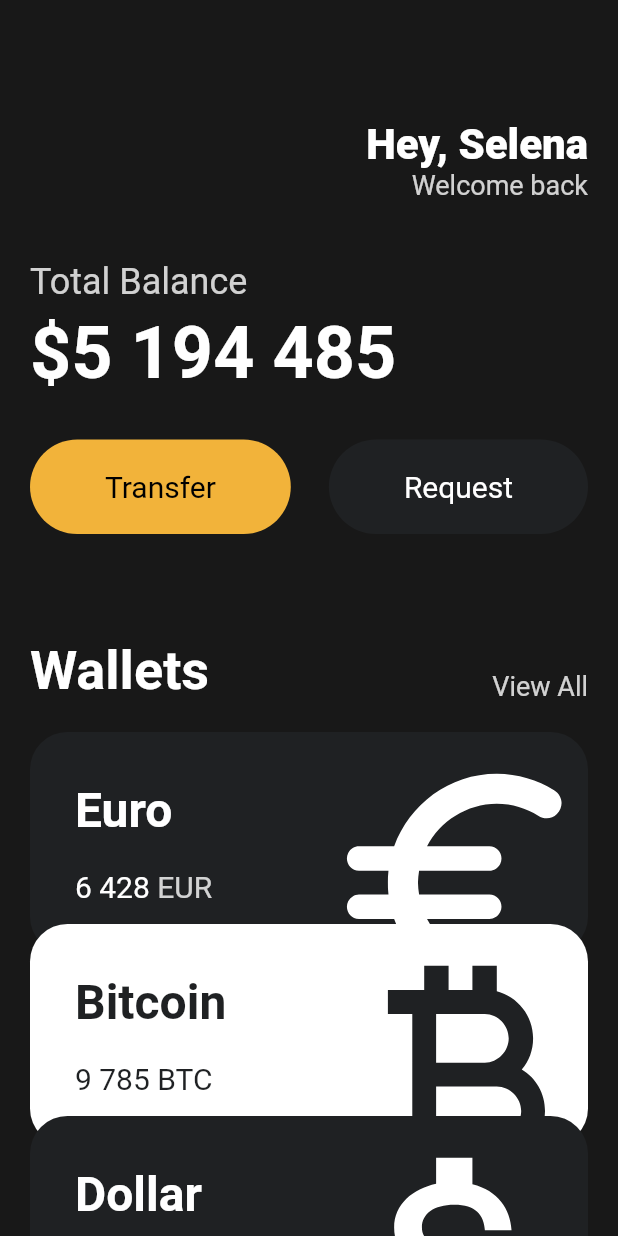
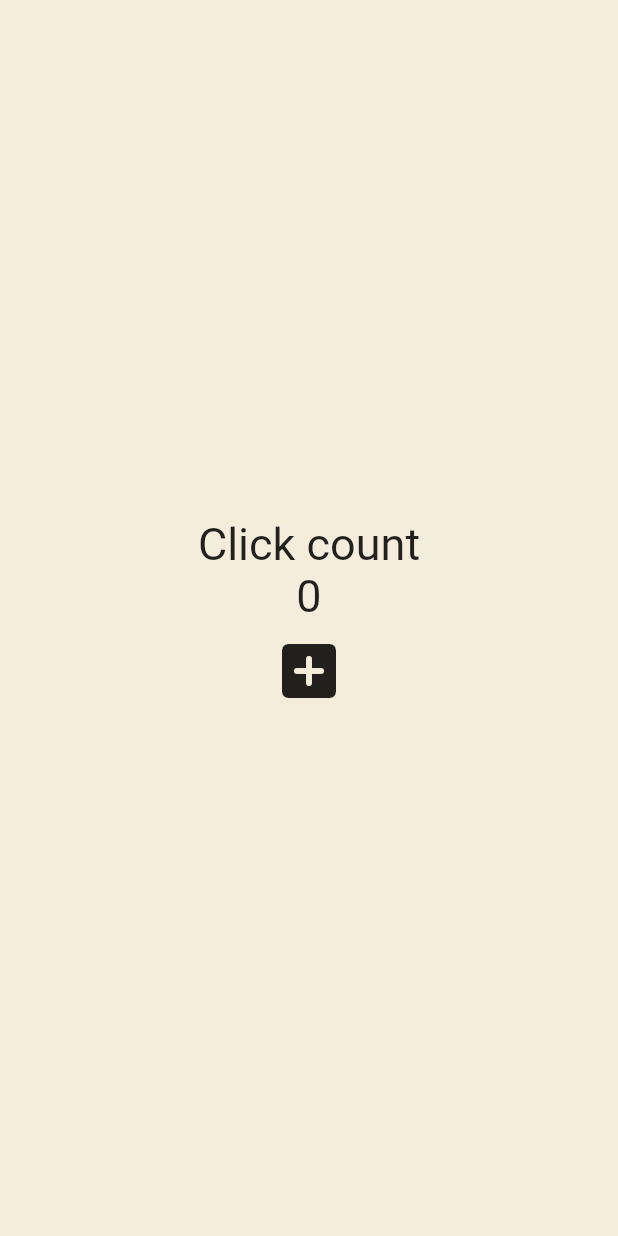
Before and after one commit to helious23/toonflix_2, a Flutter app: the screen it shows after launch, on a phone screen of 412 x 824 dp. Run offline on Flutter 3.47's test engine with Material 2 defaults, Android fonts, the phone set to English and light mode, and no system bars.

```diff
--- a/lib/main.dart
+++ b/lib/main.dart
@@ -1,147 +1,51 @@
 import 'package:flutter/material.dart';
-import 'package:toonflix/widgets/button.dart';
-import 'package:toonflix/widgets/currency_card.dart';
 
 void main() {
   runApp(const App());
 }
 
-class App extends StatelessWidget {
+class App extends StatefulWidget {
   const App({super.key});
+
+  @override
+  State<App> createState() => _AppState();
+}
+
+class _AppState extends State<App> {
+  int counter = 0;
+
+  void onClicked() {
+    counter += 1;
+  }
 
   @override
   Widget build(BuildContext context) {
     return MaterialApp(
       home: Scaffold(
-        backgroundColor: const Color(0xFF181818),
-        body: SingleChildScrollView(
-          child: Padding(
-            padding: const EdgeInsets.symmetric(
-              horizontal: 20,
-            ),
+        backgroundColor: const Color(0xFFF4EDDB),
+        body: Center(
           child: Column(
-              crossAxisAlignment: CrossAxisAlignment.start,
-              children: [
-                const SizedBox(
-                  height: 80,
-                ),
-                Row(
-                  mainAxisAlignment: MainAxisAlignment.end,
-                  children: [
-                    Column(
-                      crossAxisAlignment: CrossAxisAlignment.end,
+            mainAxisAlignment: MainAxisAlignment.center,
             children: [
               const Text(
-                          'Hey, Selena',
+                'Click count',
                 style: TextStyle(
-                            color: Colors.white,
-                            fontSize: 28,
-                            fontWeight: FontWeight.w800,
+                  fontSize: 30,
                 ),
               ),
               Text(
-                          'Welcome back',
-                          style: TextStyle(
-                            color: Colors.white.withOpacity(0.8),
-                            fontSize: 18,
+                '$counter',
+                style: const TextStyle(
+                  fontSize: 30,
                 ),
               ),
+              IconButton(
+                  iconSize: 48,
+                  onPressed: onClicked,
+                  icon: const Icon(
+                    Icons.add_box_rounded,
+                  ))
             ],
-                    )
-                  ],
-                ),
-                const SizedBox(
-                  height: 40,
-                ),
-                Text(
-                  'Total Balance',
-                  style: TextStyle(
-                    fontSize: 24,
-                    color: Colors.white.withOpacity(0.8),
-                  ),
-                ),
-                const SizedBox(
-                  height: 5,
-                ),
-                const Text(
-                  '\$5 194 485',
-                  style: TextStyle(
-                    fontSize: 48,
-                    fontWeight: FontWeight.w600,
-                    color: Colors.white,
-                  ),
-                ),
-                const SizedBox(
-                  height: 30,
-                ),
-                const Row(
-                  mainAxisAlignment: MainAxisAlignment.spaceBetween,
-                  children: [
-                    Button(
-                      text: 'Transfer',
-                      bgColor: Color(0xFFF2B33A),
-                      textColor: Colors.black,
-                    ),
-                    Button(
-                      text: 'Request',
-                      bgColor: Color(0xFF1F2123),
-                      textColor: Colors.white,
-                    ),
-                  ],
-                ),
-                const SizedBox(
-                  height: 70,
-                ),
-                Row(
-                  mainAxisAlignment: MainAxisAlignment.spaceBetween,
-                  crossAxisAlignment: CrossAxisAlignment.end,
-                  children: [
-                    const Text(
-                      'Wallets',
-                      style: TextStyle(
-                        color: Colors.white,
-                        fontSize: 36,
-                        fontWeight: FontWeight.w600,
-                      ),
-                    ),
-                    Text(
-                      'View All',
-                      style: TextStyle(
-                        color: Colors.white.withOpacity(0.8),
-                        fontSize: 18,
-                      ),
-                    ),
-                  ],
-                ),
-                const SizedBox(
-                  height: 20,
-                ),
-                const CurrencyCard(
-                  name: 'Euro',
-                  code: 'EUR',
-                  amount: '6 428',
-                  icon: Icons.euro_rounded,
-                  isInverted: false,
-                  order: 0,
-                ),
-                const CurrencyCard(
-                  name: 'Bitcoin',
-                  code: 'BTC',
-                  amount: '9 785',
-                  icon: Icons.currency_bitcoin,
-                  isInverted: true,
-                  order: 1,
-                ),
-                const CurrencyCard(
-                  name: 'Dollar',
-                  code: 'USD',
-                  amount: '1 558',
-                  icon: Icons.attach_money_outlined,
-                  isInverted: false,
-                  order: 2,
-                ),
-              ],
-            ),
           ),
         ),
       ),
--- a/lib/widgets/button.dart
+++ /dev/null
@@ -1,37 +0,0 @@
-import 'package:flutter/material.dart';
-
-class Button extends StatelessWidget {
-  final String text;
-  final Color bgColor;
-  final Color textColor;
-
-  const Button({
-    super.key,
-    required this.text,
-    required this.bgColor,
-    required this.textColor,
-  });
-
-  @override
-  Widget build(BuildContext context) {
-    return Container(
-      decoration: BoxDecoration(
-        color: bgColor,
-        borderRadius: BorderRadius.circular(45),
-      ),
-      child: Padding(
-        padding: const EdgeInsets.symmetric(
-          vertical: 20,
-          horizontal: 50,
-        ),
-        child: Text(
-          text,
-          style: TextStyle(
-            fontSize: 20,
-            color: textColor,
-          ),
-        ),
-      ),
-    );
-  }
-}
--- a/lib/widgets/currency_card.dart
+++ /dev/null
@@ -1,92 +0,0 @@
-import 'package:flutter/material.dart';
-
-class CurrencyCard extends StatelessWidget {
-  final String name, code, amount;
-  final IconData icon;
-  final bool isInverted;
-  final double order;
-
-  final _blackColor = const Color(0xFF1F2123);
-
-  const CurrencyCard({
-    super.key,
-    required this.name,
-    required this.code,
-    required this.amount,
-    required this.icon,
-    required this.isInverted,
-    required this.order,
-  });
-
-  @override
-  Widget build(BuildContext context) {
-    return Transform.translate(
-      offset: Offset(0, order * -20),
-      child: Container(
-        clipBehavior: Clip.hardEdge,
-        decoration: BoxDecoration(
-          color: isInverted ? Colors.white : _blackColor,
-          borderRadius: BorderRadius.circular(25),
-        ),
-        child: Padding(
-          padding: const EdgeInsets.all(30),
-          child: Row(
-            mainAxisAlignment: MainAxisAlignment.spaceBetween,
-            children: [
-              Column(
-                crossAxisAlignment: CrossAxisAlignment.start,
-                children: [
-                  Text(
-                    name,
-                    style: TextStyle(
-                      color: isInverted ? _blackColor : Colors.white,
-                      fontSize: 32,
-                      fontWeight: FontWeight.w600,
-                    ),
-                  ),
-                  const SizedBox(
-                    height: 20,
-                  ),
-                  Row(
-                    children: [
-                      Text(
-                        amount,
-                        style: TextStyle(
-                          color: isInverted ? _blackColor : Colors.white,
-                          fontSize: 20,
-                        ),
-                      ),
-                      const SizedBox(
-                        width: 5,
-                      ),
-                      Text(
-                        code,
-                        style: TextStyle(
-                          color: isInverted
-                              ? _blackColor
-                              : Colors.white.withOpacity(0.8),
-                          fontSize: 20,
-                        ),
-                      ),
-                    ],
-                  )
-                ],
-              ),
-              Transform.scale(
-                scale: 2.2,
-                child: Transform.translate(
-                  offset: const Offset(-5.0, 12.0),
-                  child: Icon(
-                    icon,
-                    color: isInverted ? const Color(0xFF1F2123) : Colors.white,
-                    size: 88,
-                  ),
-                ),
-              )
-            ],
-          ),
-        ),
-      ),
-    );
-  }
-}
```
Lines whose indentation alone changed are shown as unchanged.
